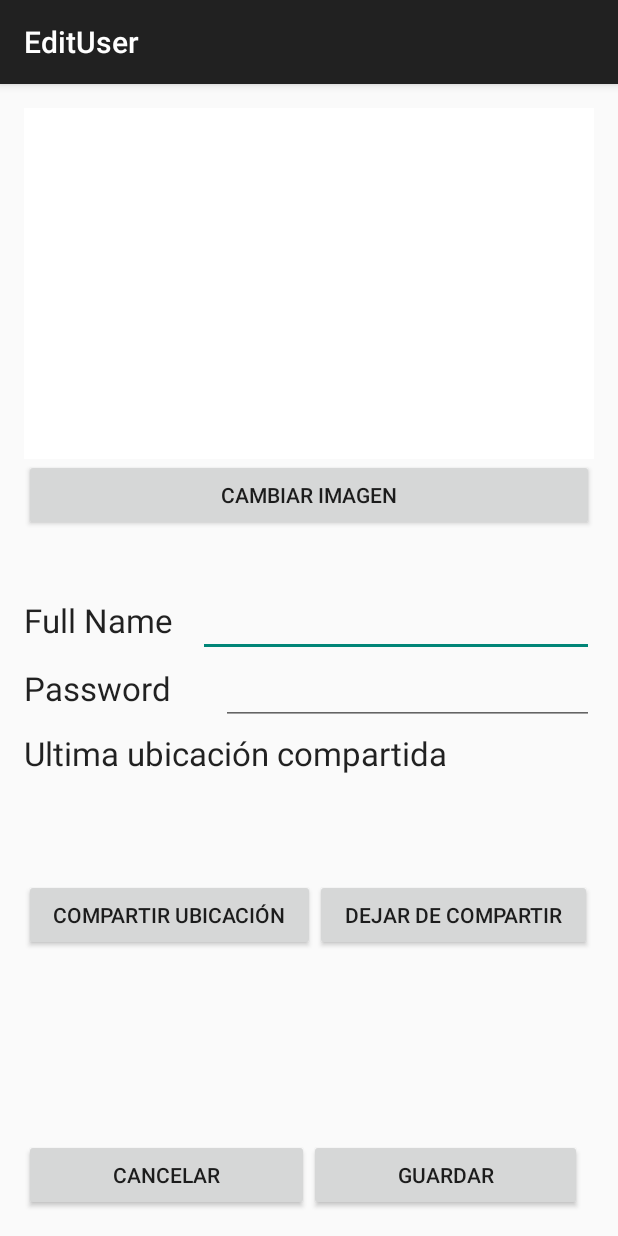
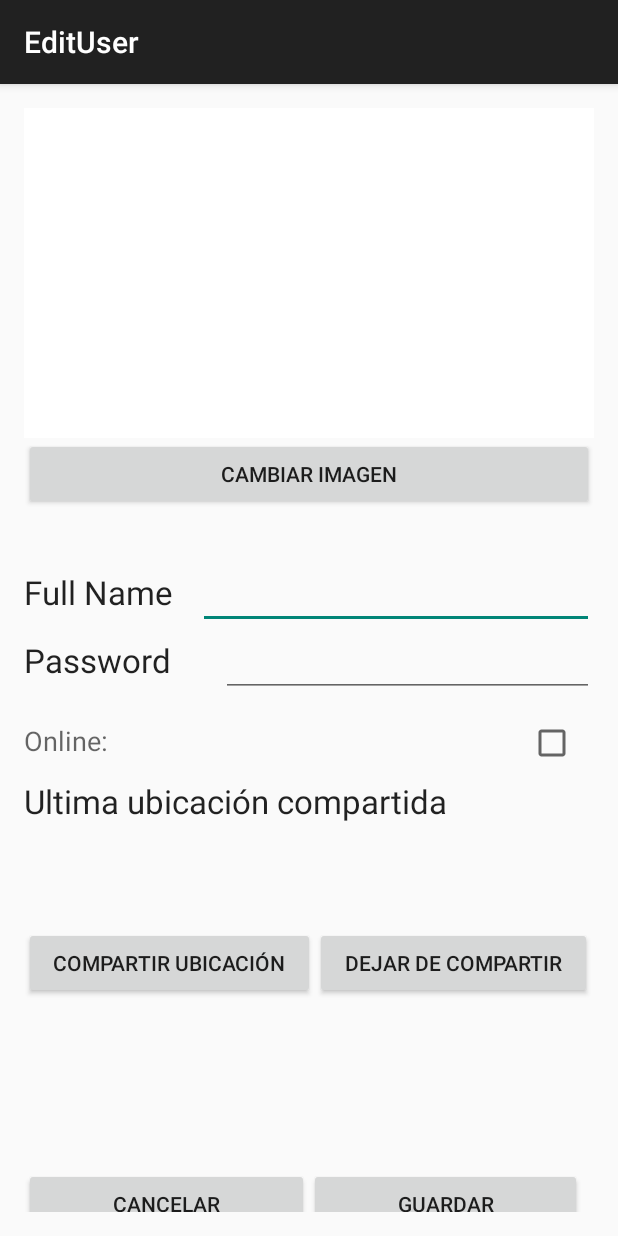
Before and after one commit to mcapristo/taller_de_prog_2_android, an Android app: the EditUserActivity screen opened directly, with no data from a screen before it, after a tap on "GUARDAR", on a phone screen of 412 x 824 dp. Run offline under Robolectric (Android 15) with nearby library versions, the phone set to English and light mode, and no system bars; 3 statements that could not run were skipped; 1 other tap on this screen came first.

Commit message:
modificacion de estado online/offline

```diff
--- a/MensajerO/app/src/main/java/grupo3/tallerprogramacion2/mensajero/activity/ChatActivity.java
+++ b/MensajerO/app/src/main/java/grupo3/tallerprogramacion2/mensajero/activity/ChatActivity.java
@@ -63,13 +63,9 @@ public class ChatActivity extends ActionBarActivity {
         this.receptorProfileImage = args.getString(RestService.LOGIN_IMAGE);
 
         final android.support.v7.app.ActionBar actionBar = getSupportActionBar();
-        actionBar.setNavigationMode(android.support.v7.app.ActionBar.NAVIGATION_MODE_TABS);
         actionBar.setDisplayShowTitleEnabled(true);
         actionBar.setDisplayUseLogoEnabled(true);
-        actionBar.setIcon(R.mipmap.mensajer0_launcher);
         actionBar.setTitle(this.recpetorFullname);
-
-        //setTitle(this.recpetorUsername);
 
         buttonSend = (Button) findViewById(R.id.buttonSend);
 
--- a/MensajerO/app/src/main/java/grupo3/tallerprogramacion2/mensajero/activity/ConfigActivity.java
+++ b/MensajerO/app/src/main/java/grupo3/tallerprogramacion2/mensajero/activity/ConfigActivity.java
@@ -52,10 +52,4 @@ public class ConfigActivity extends ActionBarActivity {
         });
         this.saveOKDialog.show();
     }
-
-    @Override
-    public void onBackPressed() {
-        Intent i = new Intent(this, LoginActivity.class);
-        startActivity(i);
-    }
 }
--- a/MensajerO/app/src/main/java/grupo3/tallerprogramacion2/mensajero/activity/CreateUserActivity.java
+++ b/MensajerO/app/src/main/java/grupo3/tallerprogramacion2/mensajero/activity/CreateUserActivity.java
@@ -72,10 +72,4 @@ public class CreateUserActivity extends ActionBarActivity {
         startActivity(intent);
         finish();
     }
-
-    @Override
-    public void onBackPressed() {
-        Intent i = new Intent(this, LoginActivity.class);
-        startActivity(i);
-    }
 }
--- a/MensajerO/app/src/main/java/grupo3/tallerprogramacion2/mensajero/activity/EditUserActivity.java
+++ b/MensajerO/app/src/main/java/grupo3/tallerprogramacion2/mensajero/activity/EditUserActivity.java
@@ -27,6 +27,7 @@ import android.view.Menu;
 import android.view.MenuItem;
 import android.view.View;
 import android.widget.Button;
+import android.widget.CheckBox;
 import android.widget.EditText;
 import android.widget.ImageButton;
 import android.widget.ImageView;
@@ -88,13 +89,17 @@ public class EditUserActivity extends ActionBarActivity {
         EditText fullnameEditText = (EditText)findViewById(R.id.fullnameEditText);
         EditText passwordEditText = (EditText)findViewById(R.id.passwordEditText);
         TextView locationTextView = (TextView)findViewById(R.id.lastLocation);
+        CheckBox online = (CheckBox)findViewById(R.id.onlineCheckBox);
         ImageView profileImage = (ImageView)findViewById(R.id.profileImage);
         fullnameEditText.setText(user.getName());
         passwordEditText.setText(password);
         locationTextView.setText(user.getLocation());
+        online.setChecked(user.isOnline());
 
-        Bitmap image = MensajerO.decodeBase64(user.getProfileImage());
-        profileImage.setImageBitmap(image);
+        if(user.getProfileImage() != null){
+            Bitmap image = MensajerO.decodeBase64(user.getProfileImage());
+            profileImage.setImageBitmap(image);
+        }
     }
 
     public void cancelButtonOnClick(View v){
@@ -106,16 +111,19 @@ public class EditUserActivity extends ActionBarActivity {
         EditText fullnameEditText = (EditText)findViewById(R.id.fullnameEditText);
         EditText passwordEditText = (EditText)findViewById(R.id.passwordEditText);
         TextView locationTextView = (TextView)findViewById(R.id.lastLocation);
+        CheckBox online = (CheckBox)findViewById(R.id.onlineCheckBox);
         ImageView profileImage = (ImageView)findViewById(R.id.profileImage);
         String newFullname = fullnameEditText.getText().toString();
         String newPassword = passwordEditText.getText().toString();
         String newLocation = locationTextView.getText().toString();
         String image = MensajerO.encodeTobase64(profileImage.getDrawingCache());
+        boolean isOnline = online.isChecked();
         modifiedUser.setUsername(username);
         modifiedUser.setPassword(newPassword);
         modifiedUser.setName(newFullname);
         modifiedUser.setLocation(newLocation);
         modifiedUser.setProfileImage(image);
+        modifiedUser.setOnline(isOnline);
         restService.updateUser(username, token, modifiedUser, this);
     }
 
--- a/MensajerO/app/src/main/java/grupo3/tallerprogramacion2/mensajero/constants/UrlConstants.java
+++ b/MensajerO/app/src/main/java/grupo3/tallerprogramacion2/mensajero/constants/UrlConstants.java
@@ -8,6 +8,7 @@ public class UrlConstants {
     public static final String HTTP = "http://";
     public static final String API = "api/";
     public static final String LOGIN_SERVICE = "login";
+    public static final String LOGOUT_SERVICE = "logout";
     public static final String USER_SERVICE = "user";
     public static final String CONVERSATION_SERVICE = "conversation";
     public static final String MESSAGE_SERVICE = "message";
@@ -16,6 +17,7 @@ public class UrlConstants {
         return(HTTP + BASE_URL + LOCALHOST_PORT + API + USER_SERVICE);
     }
     public static String getLoginServiceUrl() { return (HTTP + BASE_URL + LOCALHOST_PORT + API + LOGIN_SERVICE); }
+    public static String getLogoutServiceUrl() { return (HTTP + BASE_URL + LOCALHOST_PORT + API + LOGOUT_SERVICE); }
     public static String getUserServiceUrl() { return (HTTP + BASE_URL + LOCALHOST_PORT + API + USER_SERVICE); }
     public static String getConversationServiceUrl() { return (HTTP + BASE_URL + LOCALHOST_PORT + API + CONVERSATION_SERVICE); }
     public static String getMessageServiceUrl() { return (HTTP + BASE_URL + LOCALHOST_PORT + API + MESSAGE_SERVICE); }
--- a/MensajerO/app/src/main/java/grupo3/tallerprogramacion2/mensajero/dto/UserDTO.java
+++ b/MensajerO/app/src/main/java/grupo3/tallerprogramacion2/mensajero/dto/UserDTO.java
@@ -98,8 +98,7 @@ public class UserDTO extends BaseDTO {
         if (this.longitud != 0) params.put("longitud", String.valueOf(this.longitud));
         if (this.location != "") params.put("location", this.location);
         if (this.token != "") params.put("token", this.token);
-        //TODO ver si hace falta online
+        params.put("online", String.valueOf(this.online));
         return new JSONObject(params);
-
     }
 }
--- a/MensajerO/app/src/main/java/grupo3/tallerprogramacion2/mensajero/service/RestService.java
+++ b/MensajerO/app/src/main/java/grupo3/tallerprogramacion2/mensajero/service/RestService.java
@@ -31,6 +31,8 @@ public interface RestService {
 
     public void login(String username, String password, final LoginActivity context) throws JSONException;
 
+    public void logOut(String username, String token, final HomeActivity context);
+
     public void createUser(String userName, String fullName, String password, final CreateUserActivity context);
 
     public void getUsers(String userName, String token, final ContactFragment fragment, final FragmentActivity context);
--- a/MensajerO/app/src/main/res/layout/activity_edit_user.xml
+++ b/MensajerO/app/src/main/res/layout/activity_edit_user.xml
@@ -83,6 +83,32 @@
                 android:ems="10"
                 android:id="@+id/passwordEditText"
                 android:layout_weight="0.42" />
+
+        </LinearLayout>
+
+        <LinearLayout
+            android:orientation="horizontal"
+            android:layout_width="match_parent"
+            android:layout_height="wrap_content"
+            android:layout_gravity="center_horizontal"
+            android:layout_weight="0.07"
+            android:weightSum="1">
+
+            <TextView
+                android:layout_width="wrap_content"
+                android:layout_height="match_parent"
+                android:textAppearance="?android:attr/textAppearanceMedium"
+                android:text="Online:"
+                android:id="@+id/textView5"
+                android:gravity="center_vertical"
+                android:layout_weight="0.96" />
+
+            <CheckBox
+                android:layout_width="wrap_content"
+                android:layout_height="wrap_content"
+                android:id="@+id/onlineCheckBox"
+                android:checked="false"
+                android:enabled="true" />
 
         </LinearLayout>
 
```
Also changed, not shown: MensajerO/app/src/main/java/grupo3/tallerprogramacion2/mensajero/activity/CreateUserResponseActivity.java (+0 -7 lines), MensajerO/app/src/main/java/grupo3/tallerprogramacion2/mensajero/activity/HomeActivity.java (+5 -15 lines), MensajerO/app/src/main/java/grupo3/tallerprogramacion2/mensajero/activity/UserDetailActivity.java (+4 -7 lines), MensajerO/app/src/main/java/grupo3/tallerprogramacion2/mensajero/service/impl/RestServiceImpl.java (+31 -0 lines), MensajerO/app/src/main/res/layout/activity_user_detail.xml (+0 -26 lines).
